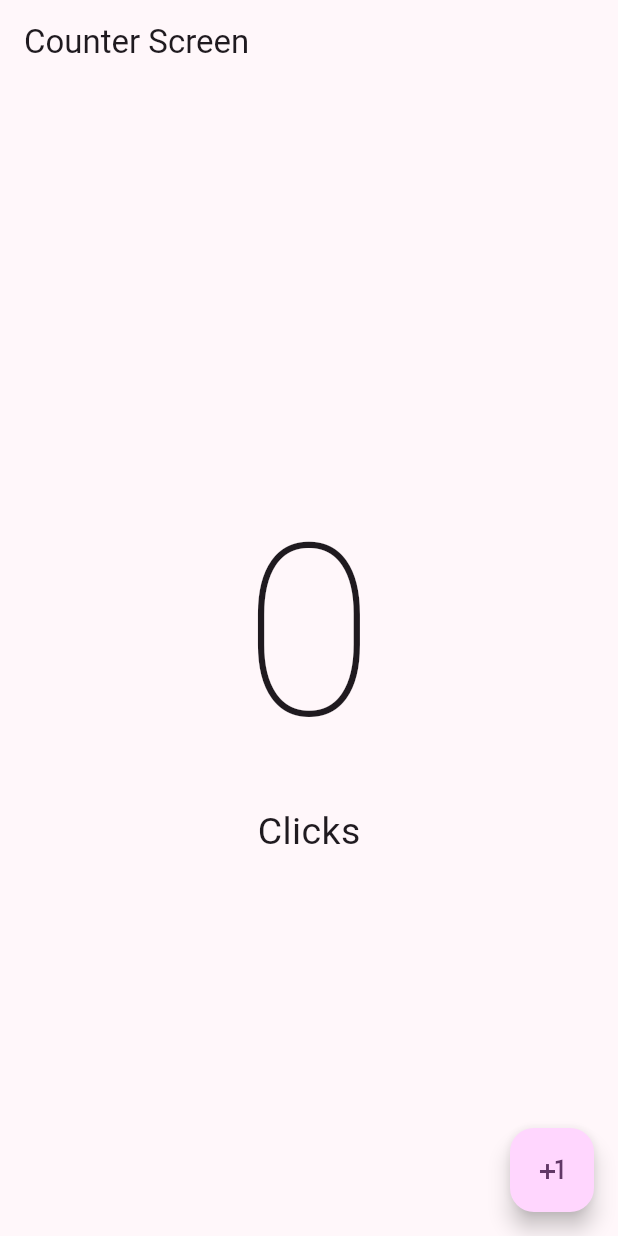
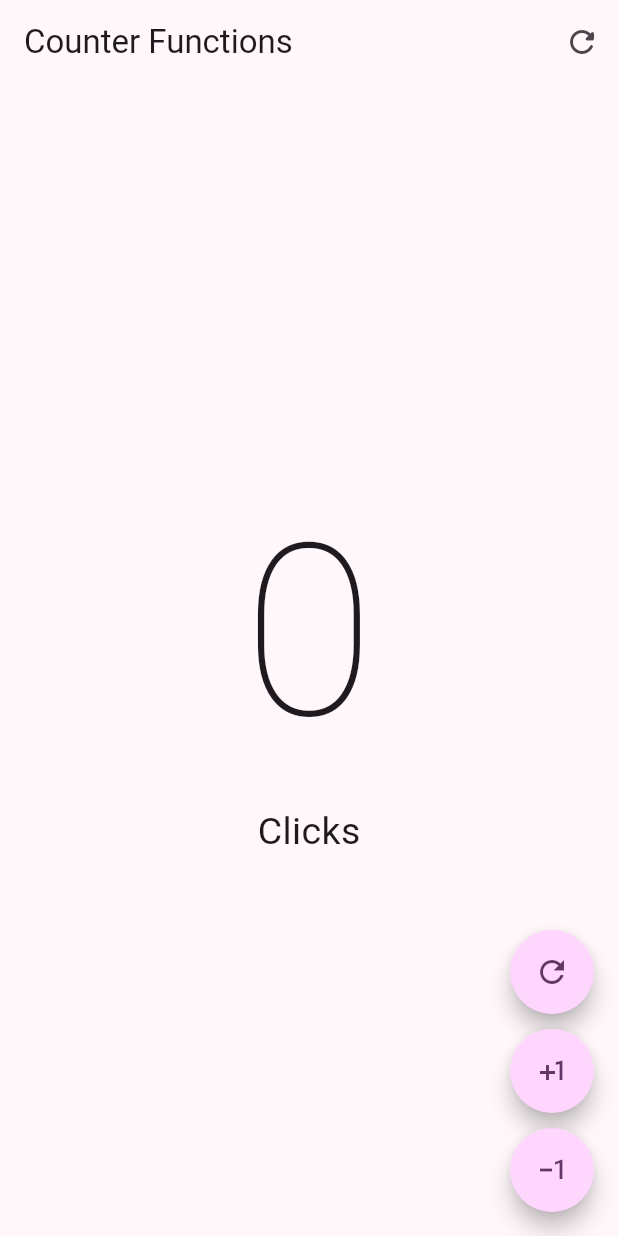
Before and after one commit to AlexhHr23/hello_world_app, a Flutter app: the screen it shows after launch, on a phone screen of 412 x 824 dp. Run offline on Flutter 3.47's test engine with Material 3 defaults, Android fonts, the phone set to English and light mode, and no system bars.

```diff
--- a/lib/main.dart
+++ b/lib/main.dart
@@ -1,5 +1,6 @@
 import 'package:flutter/material.dart';
-import 'package:hello_world_app/presentation/screens/counter/counter_screen.dart';
+import 'package:hello_world_app/presentation/screens/counter/counter_functions_screen.dart';
+//import 'package:hello_world_app/presentation/screens/counter/counter_screen.dart';
 
 void main() {
   runApp(const MyApp());
@@ -15,6 +16,6 @@ class MyApp extends StatelessWidget {
       theme: ThemeData(
         colorSchemeSeed: Colors.purple
       ),
-      home: const CounterScreen()
+      home: const CounterFunctionsScreen()
     );  }
 }
--- /dev/null
+++ b/lib/presentation/screens/counter/counter_functions_screen.dart
@@ -0,0 +1,72 @@
+import 'package:flutter/material.dart';
+
+class CounterFunctionsScreen extends StatefulWidget {
+  const CounterFunctionsScreen({super.key});
+
+  @override
+  State<CounterFunctionsScreen> createState() => _CounterFunctionsScreenState();
+}
+
+class _CounterFunctionsScreenState extends State<CounterFunctionsScreen> {
+  int clickCounter = 0;
+
+  @override
+  Widget build(BuildContext context) {
+    return Scaffold(
+        appBar: AppBar(
+          title: const Text('Counter Functions'),
+          actions: [
+            IconButton(
+              icon: const Icon(Icons.refresh_rounded),
+              onPressed: () {
+                setState(() {
+                  clickCounter = 0;
+                });
+              },
+            )
+          ],
+        ),
+        body: Center(
+          child: Column(
+            mainAxisAlignment: MainAxisAlignment.center,
+            children: [
+              Text('$clickCounter',
+                  style: const TextStyle(
+                      fontSize: 160, fontWeight: FontWeight.w100)),
+              //Text(clickCounter == 1 ? 'Click': 'Clicks', style: const TextStyle(fontSize: 25))
+              Text('Click${clickCounter == 1 ? '' : 's'}',
+                  style: const TextStyle(fontSize: 25))
+            ],
+          ),
+        ),
+        floatingActionButton: Column(
+          mainAxisAlignment: MainAxisAlignment.end,
+          children:[
+            SizedBox(height: 10),
+            CustomButton(icon: Icons.refresh),
+            SizedBox(height: 10),
+            CustomButton(icon: Icons.plus_one),
+            SizedBox(height: 10),
+            CustomButton(icon: Icons.exposure_minus_1_outlined),
+          ],
+        ));
+  }
+}
+
+class CustomButton extends StatelessWidget {
+
+  final IconData icon;
+
+  const CustomButton({
+    super.key, required this.icon,
+  });
+
+  @override
+  Widget build(BuildContext context) {
+    return FloatingActionButton(
+      shape: const StadiumBorder(),
+      onPressed: () {},
+      child: Icon(icon),
+    );
+  }
+}
--- a/lib/presentation/screens/counter/counter_screen.dart
+++ b/lib/presentation/screens/counter/counter_screen.dart
@@ -23,7 +23,8 @@ class _CounterScreenState extends State<CounterScreen> {
             Text('$clickCounter',
                 style: const TextStyle(
                     fontSize: 160, fontWeight: FontWeight.w100)),
-            const Text('Clicks', style: TextStyle(fontSize: 25))
+            //Text(clickCounter == 1 ? 'Click': 'Clicks', style: const TextStyle(fontSize: 25))
+            Text('Click${clickCounter == 1 ? '':'s'}', style: const TextStyle(fontSize: 25))
           ],
         ),
       ),
```
